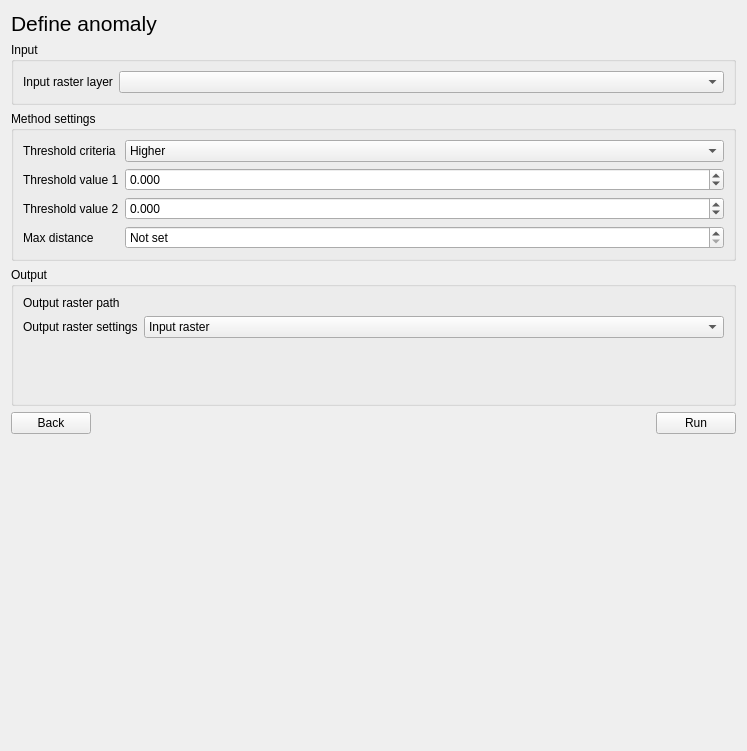
Before: the Qt Designer form eis_qgis_plugin/resources/ui/mineral_proxies/proxy_workflow3_define_anomaly.ui in GispoCoding/eis_qgis_plugin, drawn with Qt 5.
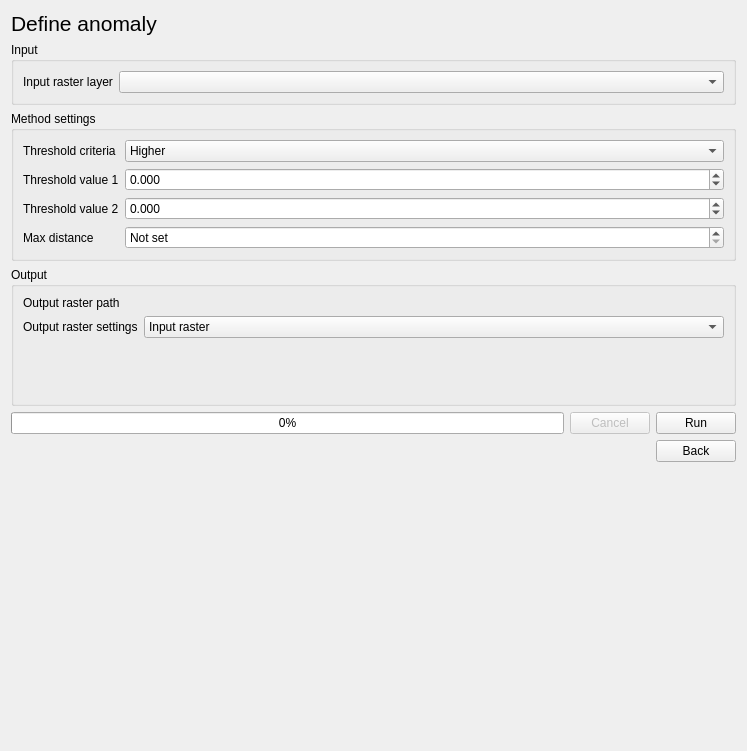
After: the same form once the commit is applied. Custom widgets are drawn as their Qt base class.

Commit message: Added progress bar to proxy processing windows

What changed in the file:
```diff
--- a/eis_qgis_plugin/resources/ui/mineral_proxies/proxy_workflow3_define_anomaly.ui
+++ b/eis_qgis_plugin/resources/ui/mineral_proxies/proxy_workflow3_define_anomaly.ui
@@ -278,15 +278,36 @@
      </layout>
     </widget>
    </item>
+   <item>
+    <layout class="QHBoxLayout" name="horizontalLayout">
+     <item>
+      <widget class="QProgressBar" name="progress_bar">
+       <property name="value">
+        <number>0</number>
+       </property>
+      </widget>
+     </item>
+     <item>
+      <widget class="QPushButton" name="cancel_btn">
+       <property name="enabled">
+        <bool>false</bool>
+       </property>
+       <property name="text">
+        <string>Cancel</string>
+       </property>
+      </widget>
+     </item>
+     <item>
+      <widget class="QPushButton" name="run_btn">
+       <property name="text">
+        <string>Run</string>
+       </property>
+      </widget>
+     </item>
+    </layout>
+   </item>
    <item>
     <layout class="QHBoxLayout" name="btn_layout">
-     <item>
-      <widget class="QPushButton" name="back_btn">
-       <property name="text">
-        <string>Back</string>
-       </property>
-      </widget>
-     </item>
      <item>
       <spacer name="run_btn_spacer">
        <property name="orientation">
@@ -301,9 +322,9 @@
       </spacer>
      </item>
      <item>
-      <widget class="QPushButton" name="run_btn">
+      <widget class="QPushButton" name="back_btn">
        <property name="text">
-        <string>Run</string>
+        <string>Back</string>
        </property>
       </widget>
      </item>
```
Left out of the diff: 2 changed lines with no effect on the pictures. The commit also changes 5 other files.
